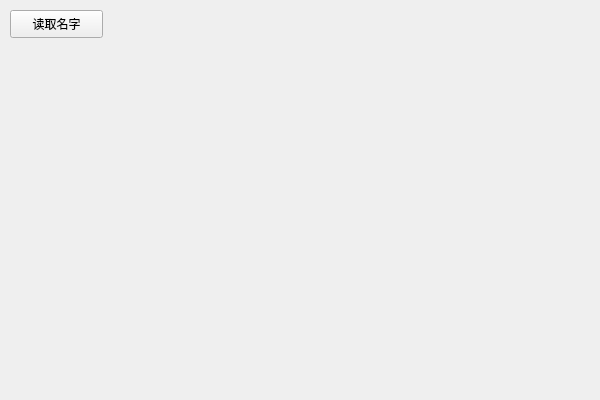
Before: the Qt Designer form XlsxProject/xlsxproject.ui in qinan2014/XlsxProject, drawn with Qt 5.
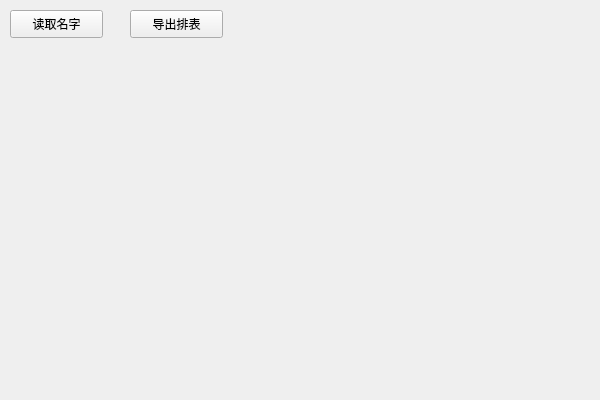
After: the same form once the commit is applied.

Commit message: 添加一个按钮

```diff
--- a/XlsxProject/xlsxproject.ui
+++ b/XlsxProject/xlsxproject.ui
@@ -26,6 +26,19 @@
     <string>读取名字</string>
    </property>
   </widget>
+  <widget class="QPushButton" name="pbt_export">
+   <property name="geometry">
+    <rect>
+     <x>130</x>
+     <y>10</y>
+     <width>93</width>
+     <height>28</height>
+    </rect>
+   </property>
+   <property name="text">
+    <string>导出排表</string>
+   </property>
+  </widget>
  </widget>
  <layoutdefault spacing="6" margin="11"/>
  <resources>
```
The commit also changes 2 other files.
